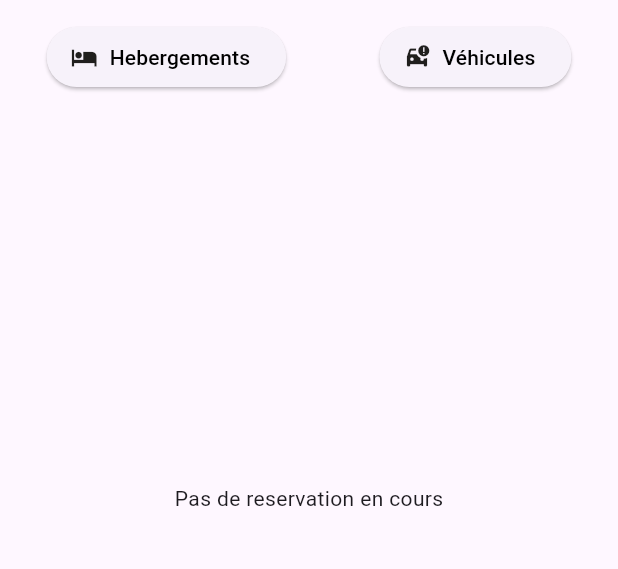
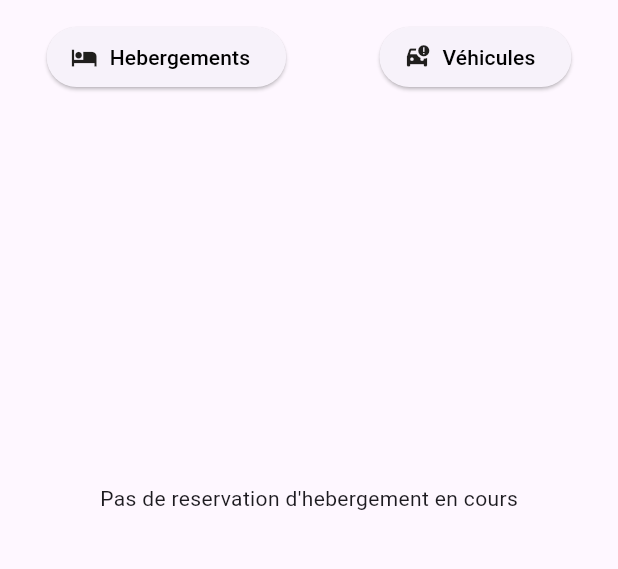
Before and after one commit to narsemjosue/Projet_Beleci, a Flutter app: the ReservationScreen screen opened directly, on a phone screen of 412 x 824 dp, the part 63-632 px from its top. Run offline on Flutter 3.47's test engine with Material 3 defaults, Android fonts, the phone set to English and light mode, and no system bars; our stand-ins replace cloud_firestore, firebase_auth, firebase_core, firebase_storage, fluentui_icons, get and 1 more; accounts and stored records are empty.

Commit message:
pas de reservation

```diff
--- a/lib/widgets/reservation_hotel.dart
+++ b/lib/widgets/reservation_hotel.dart
@@ -14,7 +14,7 @@ class ReservationHotelScreen extends StatelessWidget {
       builder: (ctx, carSnapshots) {
         final loadCar = carSnapshots.data!.docs;
         if(carSnapshots.data!.docs.isEmpty){
-          return Center(child: Text('Pas de reservation en cours'),);
+          return Center(child: Text('Pas de reservation d\'hebergement en cours'),);
         }
         return ListView.builder(
            shrinkWrap: true,
```
